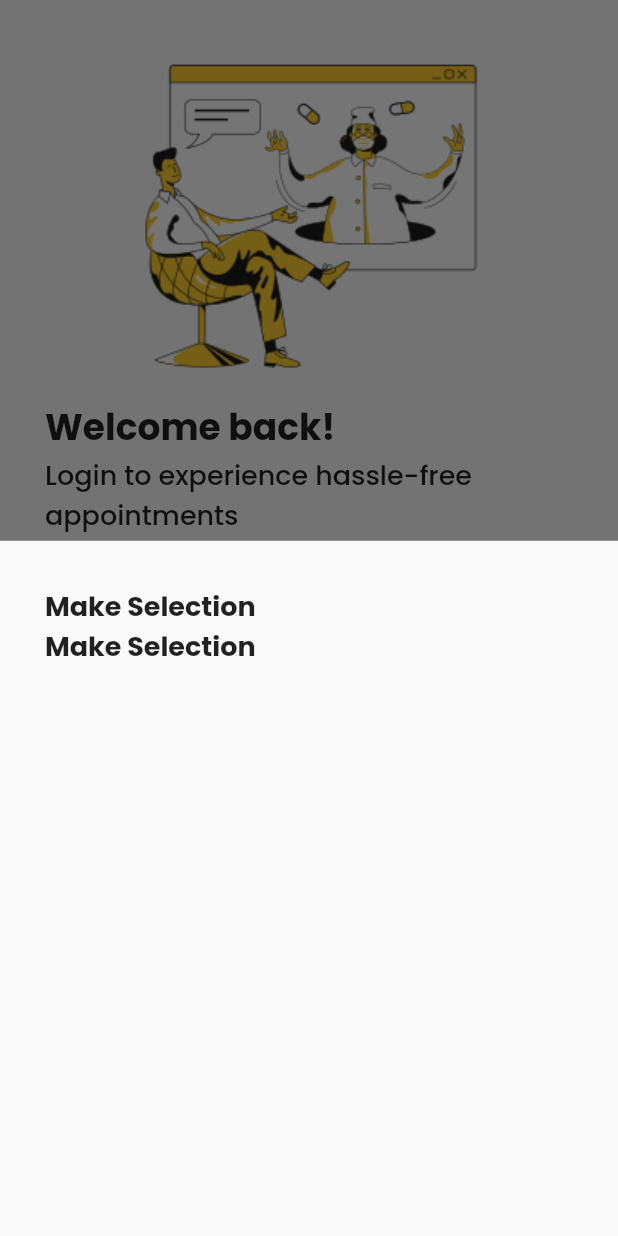
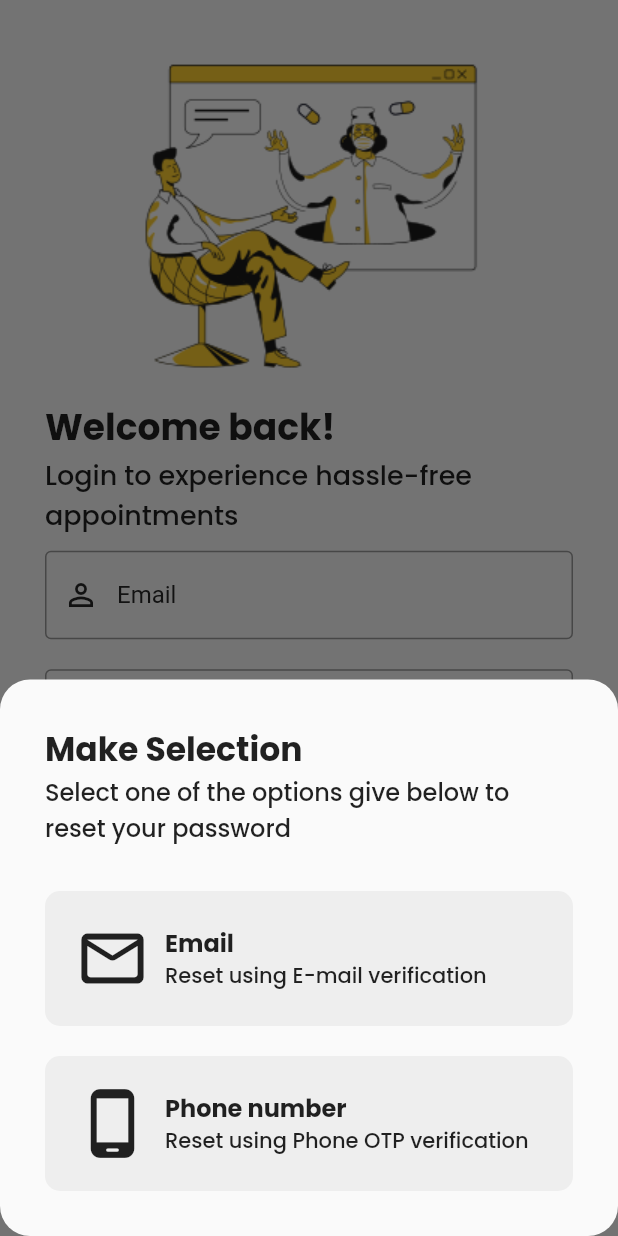
Before and after one commit to shreyxnsh/Aashayein-RehabCentre, a Flutter app: the LoginScreen screen opened directly, after a tap on "Forgot password ?", on a phone screen of 412 x 824 dp. Run offline on Flutter 3.47's test engine with Material 2 defaults, Android fonts, the phone set to English and light mode, and no system bars; our stand-ins replace get.

Commit message:
forgot password bottom sheet completed

```diff
--- /dev/null
+++ b/lib/src/features/screens/forgot_password/forgot_password_mail/forgot_password_mail.dart
@@ -0,0 +1,19 @@
+import 'package:flutter/material.dart';
+import 'package:flutter/src/widgets/framework.dart';
+import 'package:flutter/src/widgets/placeholder.dart';
+import 'package:rehabcentre/src/constants/sizes.dart';
+
+class ForgotPasswordMailScreen extends StatelessWidget {
+  const ForgotPasswordMailScreen({super.key});
+
+  @override
+  Widget build(BuildContext context) {
+    return Scaffold(
+      body: Container(
+        padding: const EdgeInsets.all(tDefaultSize),
+
+      ),
+
+    );
+  }
+}
--- /dev/null
+++ b/lib/src/features/screens/forgot_password/forgot_password_options/forgot_password_bottomsheet.dart
@@ -0,0 +1,45 @@
+import 'package:flutter/material.dart';
+
+import '../../../../constants/sizes.dart';
+import 'forgot_password_sheet_widget.dart';
+
+class ForgotPasswordScreen{
+
+  static Future<dynamic> buildShowModalBottomSheet(BuildContext context) {
+    return showModalBottomSheet(
+                        shape: RoundedRectangleBorder(borderRadius: BorderRadius.circular(20.0)),
+                        context: context, builder: (context) => Container(
+                        padding: EdgeInsets.all(tDefaultSize),
+                        child: Column(
+                          mainAxisSize: MainAxisSize.min,
+                          crossAxisAlignment: CrossAxisAlignment.start,
+                          children: [
+                            Text('Make Selection', style: TextStyle(fontFamily: 'PoppinsBold', fontSize: 22),),
+                            Text('Select one of the options give below to reset your password', style: TextStyle(fontFamily: 'PoppinsMedium', fontSize: 16),),
+                            SizedBox(
+                              height: 30.0,
+                            ),
+                            ForgotpasswordBtnWidget(
+                              btnIcon: Icons.mail_outline_rounded,
+                              title: 'Email',
+                              subtitle: 'Reset using E-mail verification',
+                              onTap: (){
+
+                              },
+                            ),
+                            SizedBox(
+                              height: 20.0,
+                            ),
+                            ForgotpasswordBtnWidget(
+                              btnIcon: Icons.phone_android_rounded,
+                              title: 'Phone number',
+                              subtitle: 'Reset using Phone OTP verification',
+                              onTap: (){
+
+                              },
+                            )
+                          ],
+                        ),
+                      ),);
+  }
+}
--- /dev/null
+++ b/lib/src/features/screens/forgot_password/forgot_password_options/forgot_password_sheet_widget.dart
@@ -0,0 +1,49 @@
+
+import 'package:flutter/material.dart';
+
+class ForgotpasswordBtnWidget extends StatelessWidget {
+  const ForgotpasswordBtnWidget({
+    required this.btnIcon,
+    required this.title,
+    required this.subtitle,
+    required this.onTap,
+    Key? key,
+  }) : super(key: key);
+
+  final IconData btnIcon;
+  final String title, subtitle;
+  final VoidCallback onTap;
+
+  @override
+  Widget build(BuildContext context) {
+    return GestureDetector(
+      onTap: onTap ,
+      child: Container(
+        padding: EdgeInsets.all(20.0),
+        decoration: BoxDecoration(
+          borderRadius: BorderRadius.circular(10),
+          color: Colors.grey.shade200,
+        ),
+        child: Row(
+          children: [
+            Icon(btnIcon, size: 50.0,),
+            SizedBox(
+              width: 10.0,
+            ),
+            Column(
+              crossAxisAlignment: CrossAxisAlignment.start,
+              children: [
+                Text(
+                  title,
+                  style: TextStyle(fontFamily: 'PoppinsBold', fontSize: 16),
+                ),
+                Text(subtitle,
+                style: TextStyle(fontFamily: 'PoppinsMedium', fontSize: 14)
+                )
+              ],
+            )
+          ]),
+      ),
+    );
+  }
+}
--- a/lib/src/features/screens/login/login_form_widget.dart
+++ b/lib/src/features/screens/login/login_form_widget.dart
@@ -4,6 +4,8 @@ import 'package:flutter/src/widgets/placeholder.dart';
 import 'package:rehabcentre/src/constants/sizes.dart';
 
 import '../../../constants/colors.dart';
+import '../forgot_password/forgot_password_options/forgot_password_bottomsheet.dart';
+import '../forgot_password/forgot_password_options/forgot_password_sheet_widget.dart';
 
 class LoginForm extends StatelessWidget {
   const LoginForm({super.key});
@@ -55,22 +57,9 @@ class LoginForm extends StatelessWidget {
                     ),
                     Align(
                       alignment: Alignment.centerRight,
-                      child: TextButton(onPressed: (){
-                        showModalBottomSheet(context: context, builder: (context) => Container(
-                          padding: EdgeInsets.all(tDefaultSize),
-                          child: Column(
-                            crossAxisAlignment: CrossAxisAlignment.start,
-                            children: [
-                              Text('Make Selection', style: TextStyle(fontFamily: 'PoppinsBold', fontSize: 18),),
-                              Text('Make Selection', style: TextStyle(fontFamily: 'PoppinsBold', fontSize: 18),),
-                              SizedBox(
-                                height: 30.0,
-                              ),
-
-
-                            ],
-                          ),
-                        ),);
+                      child: TextButton(
+                        onPressed: (){
+                        ForgotPasswordScreen.buildShowModalBottomSheet(context);
                       }, child: Text('Forgot password ?'))),
 
                     Padding(
@@ -94,4 +83,5 @@ class LoginForm extends StatelessWidget {
               ),
                 );
   }
+
 }
```
